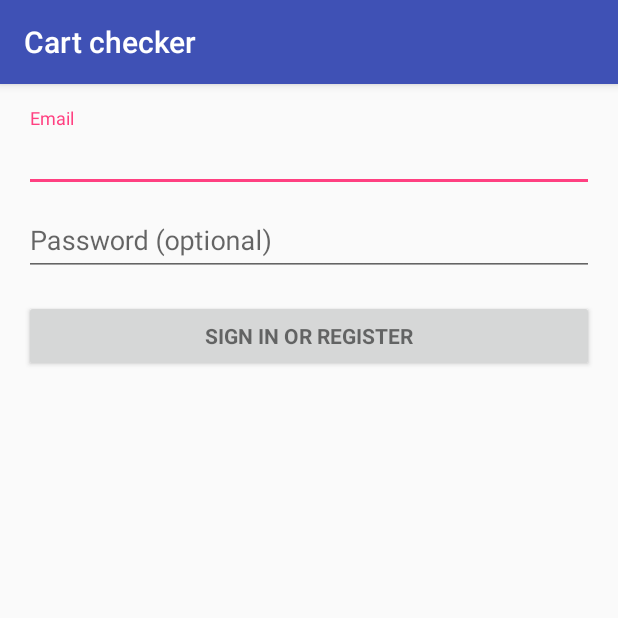
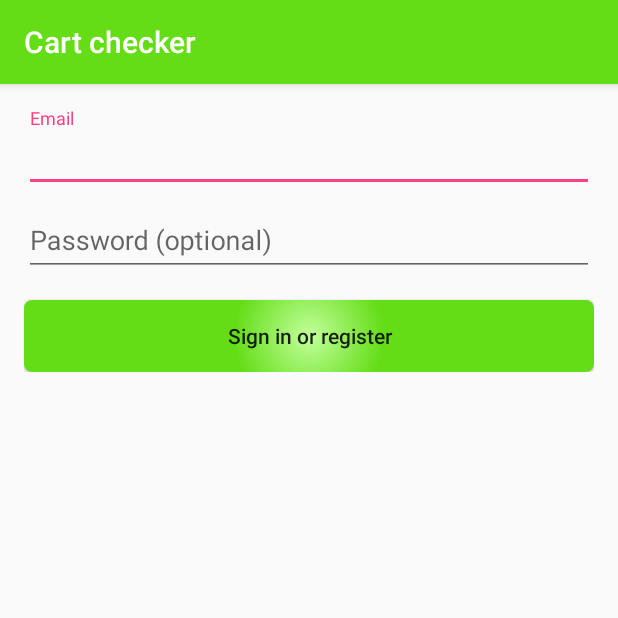
Before and after one commit to nicklasoxhammar/Cartchecking, an Android app: the screen it shows after launch (LoginActivity), on a phone screen of 412 x 824 dp, the top half of it. Run offline under Robolectric (Android 15) with nearby library versions, the phone set to English and light mode, and no system bars; our stand-ins replace Firebase (no records; nobody signed in at launch, a user with empty details on screens opened directly).

Commit message:
Updated the design and fixed some bugs.

```diff
--- a/app/src/main/java/com/nicklasoxhammar/cartchecking/Activities/MainActivity.java
+++ b/app/src/main/java/com/nicklasoxhammar/cartchecking/Activities/MainActivity.java
@@ -30,8 +30,6 @@ public class MainActivity extends AppCompatActivity {
 
     String qrString;
 
-    TextView codeTextView;
-
     FirebaseUser currentUser;
 
     String residentId;
@@ -50,8 +48,6 @@ public class MainActivity extends AppCompatActivity {
         mAuth = FirebaseAuth.getInstance();
 
         currentUser = mAuth.getCurrentUser();
-
-        codeTextView = findViewById(R.id.codeTextView);
 
         invalidCharacters = new ArrayList<String>();
         invalidCharacters.add(".");
--- /dev/null
+++ b/app/src/main/res/drawable/button.xml
@@ -0,0 +1,24 @@
+<?xml version="1.0" encoding="utf-8"?>
+<selector xmlns:android="http://schemas.android.com/apk/res/android">
+    <item android:state_pressed="false">
+        <shape android:shape="rectangle">
+            <gradient android:startColor="@color/colorLightGreen"
+                android:endColor="@color/colorPrimary"
+                android:type="radial"
+                android:angle="90"
+                android:gradientRadius="50dp"/>
+            <corners android:radius="5dp"/>
+        </shape>
+    </item>
+    <item android:state_pressed="true">
+        <shape android:shape="rectangle">
+            <gradient android:startColor="@color/colorLightGreen"
+                android:endColor="@color/colorPrimary"
+                android:type="radial"
+                android:angle="90"
+                android:gradientRadius="10dp"/>
+            <corners android:radius="5dp"/>
+        </shape>
+
+    </item>
+</selector>
--- a/app/src/main/res/layout/activity_add_resident.xml
+++ b/app/src/main/res/layout/activity_add_resident.xml
@@ -79,5 +79,7 @@
         android:layout_marginBottom="25dp"
         android:onClick="AddResidentToDatabase"
         android:text="Add resident"
+        android:background="@drawable/button"
+        android:padding="10dp"
         android:textAllCaps="false" />
 </RelativeLayout>
--- a/app/src/main/res/layout/activity_id_scanned.xml
+++ b/app/src/main/res/layout/activity_id_scanned.xml
@@ -129,6 +129,9 @@
         android:layout_height="wrap_content"
         android:layout_gravity="center_horizontal"
         android:onClick="Report"
+        android:background="@drawable/button"
+        android:textAllCaps="false"
+        android:layout_marginBottom="25dp"
         android:text="Report" />
 
 </LinearLayout>
--- a/app/src/main/res/layout/activity_login.xml
+++ b/app/src/main/res/layout/activity_login.xml
@@ -65,12 +65,13 @@
 
             <Button
                 android:id="@+id/email_sign_in_button"
-                style="?android:textAppearanceSmall"
+                android:background="@drawable/button"
                 android:layout_width="match_parent"
                 android:layout_height="wrap_content"
                 android:layout_marginTop="16dp"
                 android:text="@string/action_sign_in"
-                android:textStyle="bold" />
+                android:textAllCaps="false"
+                 />
 
         </LinearLayout>
     </ScrollView>
--- a/app/src/main/res/values/colors.xml
+++ b/app/src/main/res/values/colors.xml
@@ -1,9 +1,13 @@
 <?xml version="1.0" encoding="utf-8"?>
 <resources>
-    <color name="colorPrimary">#3F51B5</color>
-    <color name="colorPrimaryDark">#303F9F</color>
+    <color name="colorPrimary">#64DD17</color>
+    <color name="colorPrimaryDark">#33691E</color>
     <color name="colorAccent">#FF4081</color>
+
+    <color name="colorWhite">#ffffff</color>
+    <color name="colorLightGreen">#c2ff9c</color>
 
     <!-- Background color-->
     <color name="colorBackground">#fdeeee</color>
+
 </resources>
--- a/app/src/main/res/values/styles.xml
+++ b/app/src/main/res/values/styles.xml
@@ -8,4 +8,9 @@
         <item name="colorAccent">@color/colorAccent</item>
     </style>
 
+    <style name="AppTheme.NoActionBar">
+        <item name="windowActionBar">false</item>
+        <item name="windowNoTitle">true</item>
+    </style>
+
 </resources>
```
Also changed, not shown: app/src/main/AndroidManifest.xml (+9 -4 lines), app/src/main/java/com/nicklasoxhammar/cartchecking/Activities/AddResidentActivity.java (+16 -0 lines), app/src/main/java/com/nicklasoxhammar/cartchecking/Activities/IdScannedActivity.java (+15 -0 lines), app/src/main/res/layout/activity_main.xml (+73 -14 lines).
